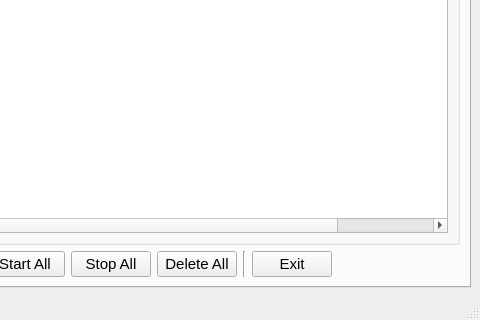
Old version of the form supreme/view/supreme.ui in the repository phongtran0715/shoppingbot; both pictures show x 759 to 1239 and y 305 to 625 of the 1239 by 625 pixel window.
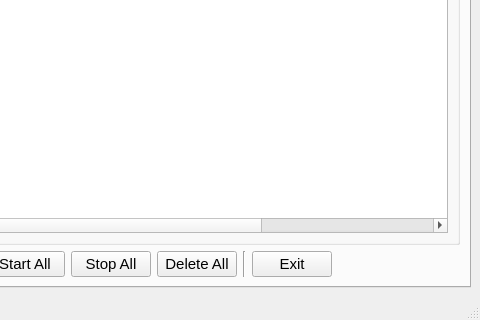
New version of the form. Icons and pictures are not drawn.

Diff of the .ui file:
```diff
--- a/supreme/view/supreme.ui
+++ b/supreme/view/supreme.ui
@@ -78,7 +78,7 @@
               <bool>true</bool>
              </property>
              <property name="columnCount">
-              <number>9</number>
+              <number>10</number>
              </property>
              <attribute name="horizontalHeaderVisible">
               <bool>true</bool>
@@ -104,6 +104,7 @@
              <column/>
              <column/>
              <column/>
+             <column/>
             </widget>
            </item>
           </layout>
```
